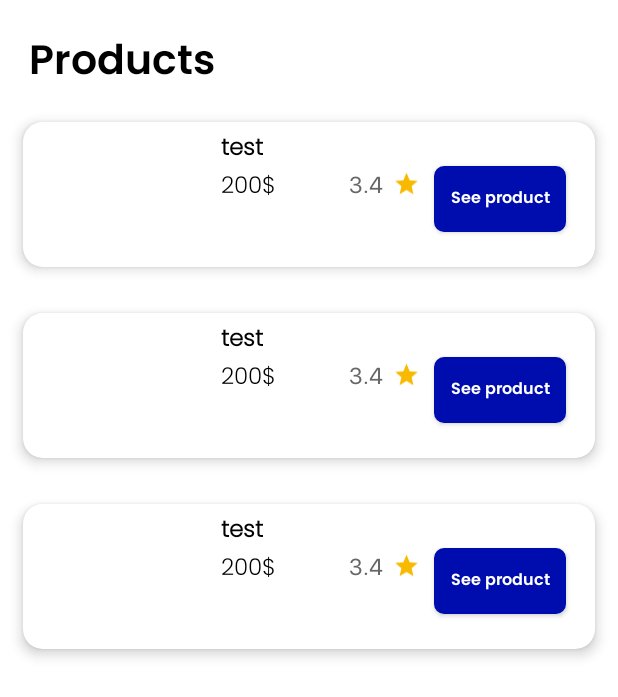
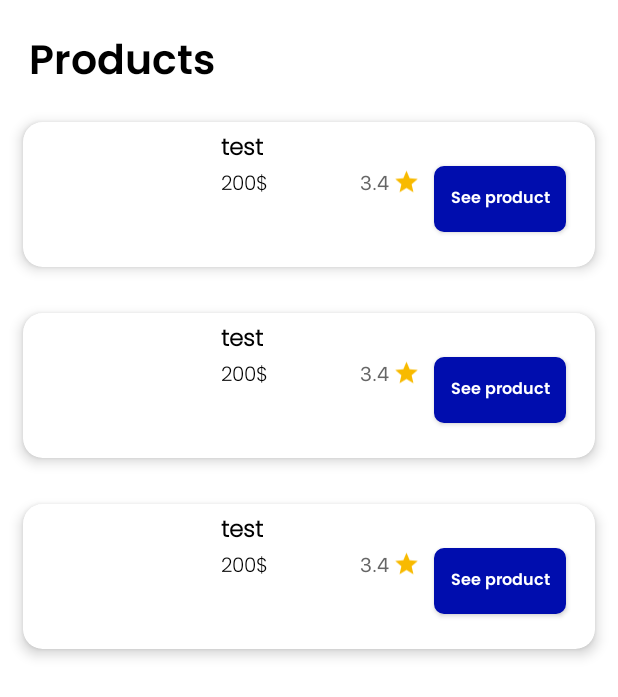
Before and after one commit to muradhani/task, an Android app: the layout fragment_products.xml on its own in the app's theme, with its tools: preview values and no code run, on a phone screen of 412 x 824 dp. Shown: the top 697 px of the screen. Run offline under Robolectric (Android 15) with nearby library versions, the phone set to English and light mode, and no system bars.

Commit message:
edit price and rate text size

```diff
--- a/app/src/main/res/layout/product_rv_item.xml
+++ b/app/src/main/res/layout/product_rv_item.xml
@@ -55,11 +55,11 @@
                 android:id="@+id/tv_rating"
                 android:layout_width="wrap_content"
                 android:layout_height="wrap_content"
-                android:layout_marginEnd="@dimen/_5sdp"
+                android:layout_marginEnd="@dimen/_2sdp"
                 android:fontFamily="@font/sf_pro_display"
                 android:text="@{String.valueOf(product.rating)}"
                 android:textColor="@color/g_gray700"
-                android:textSize="@dimen/_12ssp"
+                android:textSize="@dimen/_10ssp"
 
                 app:layout_constraintEnd_toStartOf="@+id/imageView"
                 app:layout_constraintTop_toTopOf="@id/tv_new_price"
@@ -73,7 +73,7 @@
                 android:layout_height="wrap_content"
                 android:text="@{String.valueOf(product.price)+'$'}"
                 android:textColor="@color/black"
-                android:textSize="@dimen/_12ssp"
+                android:textSize="@dimen/_10ssp"
                 app:layout_constraintStart_toStartOf="@+id/tv_deal_product_name"
                 app:layout_constraintTop_toBottomOf="@+id/tv_deal_product_name"
                 tools:text="200$" />
```
